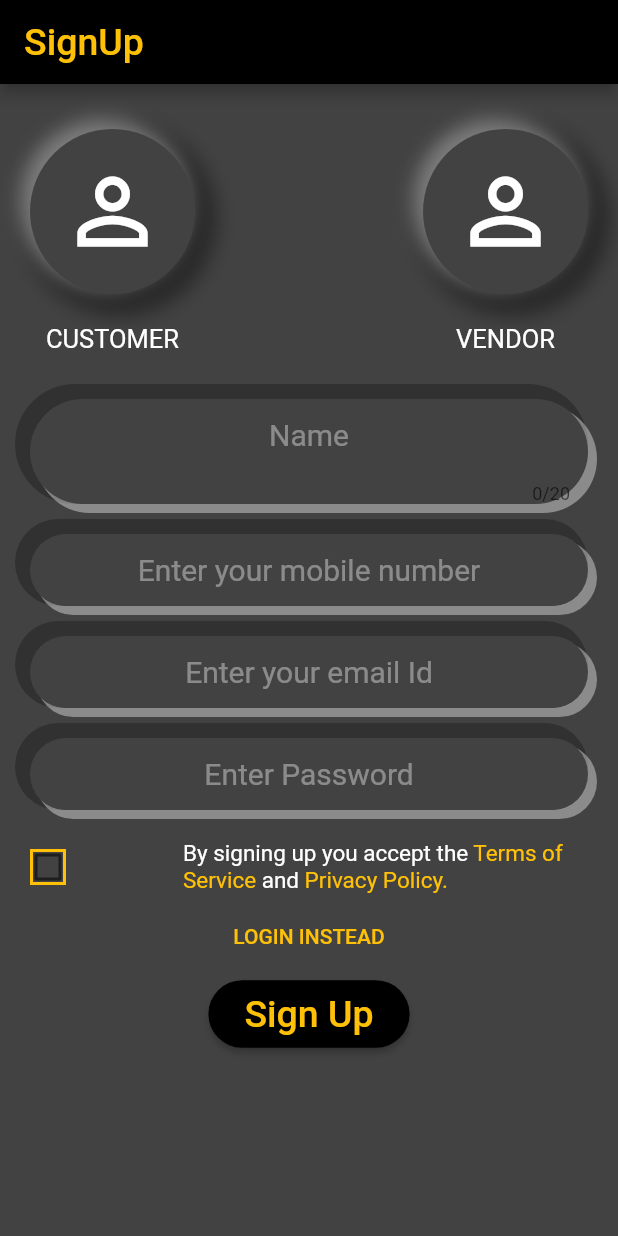
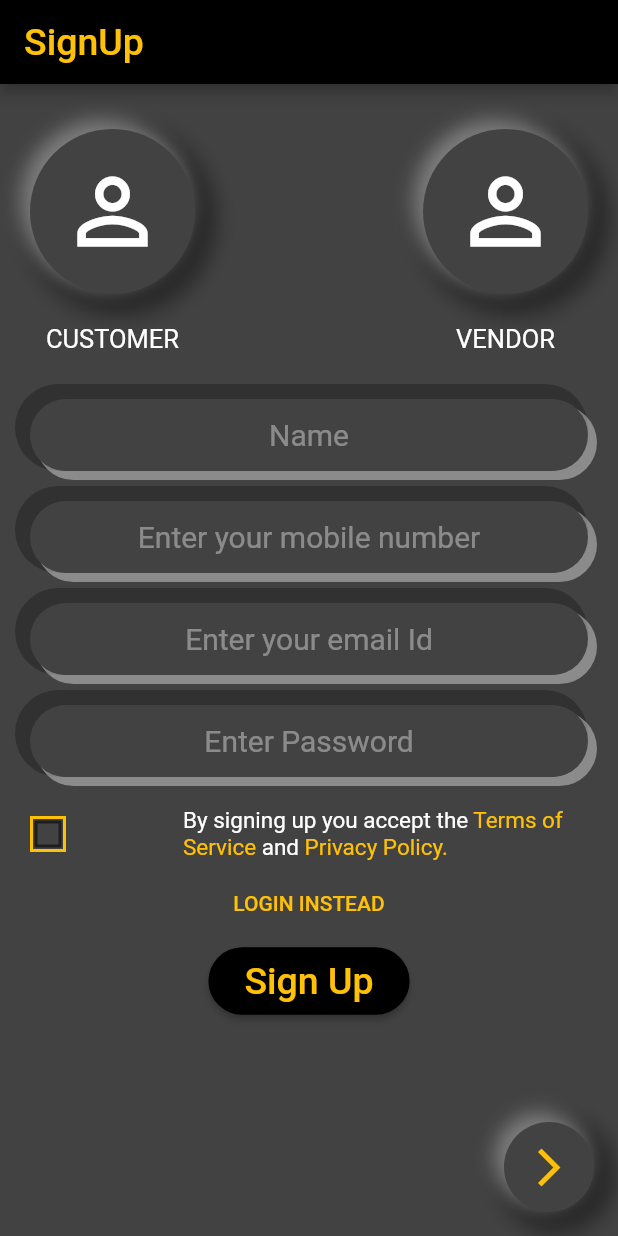
Before and after one commit to divyankkaushik/constructionapp, a Flutter app: the screen it shows after launch, on a phone screen of 412 x 824 dp. Run offline on Flutter 3.47's test engine with Material 2 defaults, Android fonts, the phone set to English and light mode, and no system bars; our stand-ins replace image_picker, shared_preferences.

```diff
--- a/lib/main.dart
+++ b/lib/main.dart
@@ -44,6 +44,7 @@ class MyApp extends StatelessWidget {
                   builder: (context, authResultSnapshot) => authResultSnapshot.connectionState == ConnectionState.waiting ? SplashScreen() : AuthenticateScreen(),
                 ),
           routes: {
+            HomeScreen.routename: (context)=> HomeScreen(),
             VendorDashboardScreen.routename: (context) => VendorDashboardScreen(),
             CustomerDashboardScreen.routename: (context) => CustomerDashboardScreen(),
             ProfileScreen.routename: (context) => ProfileScreen(),
--- a/lib/screens/authenticate_screen.dart
+++ b/lib/screens/authenticate_screen.dart
@@ -1,4 +1,5 @@
 import 'package:constructionapp/models/http_exception.dart';
+import 'package:constructionapp/screens/home_screen.dart';
 import 'package:flutter/gestures.dart';
 import 'package:flutter/material.dart';
 import 'package:provider/provider.dart';
@@ -25,7 +26,8 @@ class _AuthenticateScreenState extends State<AuthenticateScreen> {
   var _isLoading = false;
   EdgeInsets padding = const EdgeInsets.symmetric(horizontal: 20.0);
   TextEditingController nameController = TextEditingController();
-  TextStyle defaultStyle = TextStyle(color: AppUiColors.iconColor, fontSize: 15.0);
+  TextStyle defaultStyle =
+      TextStyle(color: AppUiColors.iconColor, fontSize: 15.0);
   TextStyle linkStyle = TextStyle(color: AppUiColors.selectedIconColor);
   Map<String, String> _authData = {
     'email': '',
@@ -104,7 +106,8 @@ class _AuthenticateScreenState extends State<AuthenticateScreen> {
       }
       _showErrorDialog(errorMessage);
     } catch (error) {
-      const errorMessage = "Could not able to authenticate. Please try again later";
+      const errorMessage =
+          "Could not able to authenticate. Please try again later";
       _showErrorDialog(errorMessage);
     }
     setState(() {
@@ -157,7 +160,9 @@ class _AuthenticateScreenState extends State<AuthenticateScreen> {
                               },
                               icon: Icon(
                                 Icons.person_outline,
-                                color: onCustomerButtonPressed ? AppUiColors.selectedIconColor : AppUiColors.iconColor,
+                                color: onCustomerButtonPressed
+                                    ? AppUiColors.selectedIconColor
+                                    : AppUiColors.iconColor,
                                 size: 70.0,
                               ),
                             ),
@@ -169,7 +174,9 @@ class _AuthenticateScreenState extends State<AuthenticateScreen> {
                             "CUSTOMER",
                             style: TextStyle(
                               fontSize: 17.0,
-                              color: onCustomerButtonPressed ? AppUiColors.selectedIconColor : AppUiColors.iconColor,
+                              color: onCustomerButtonPressed
+                                  ? AppUiColors.selectedIconColor
+                                  : AppUiColors.iconColor,
                             ),
                           ),
                         ],
@@ -197,7 +204,9 @@ class _AuthenticateScreenState extends State<AuthenticateScreen> {
                               },
                               icon: Icon(
                                 Icons.person_outline,
-                                color: onVendorButtonPressed ? AppUiColors.selectedIconColor : AppUiColors.iconColor,
+                                color: onVendorButtonPressed
+                                    ? AppUiColors.selectedIconColor
+                                    : AppUiColors.iconColor,
                                 size: 70.0,
                               ),
                             ),
@@ -209,7 +218,9 @@ class _AuthenticateScreenState extends State<AuthenticateScreen> {
                             "VENDOR",
                             style: TextStyle(
                               fontSize: 17.0,
-                              color: onVendorButtonPressed ? AppUiColors.selectedIconColor : AppUiColors.iconColor,
+                              color: onVendorButtonPressed
+                                  ? AppUiColors.selectedIconColor
+                                  : AppUiColors.iconColor,
                             ),
                           ),
                         ],
@@ -220,7 +231,10 @@ class _AuthenticateScreenState extends State<AuthenticateScreen> {
               if (_authMode == AuthMode.Signup)
                 Padding(
                   padding: padding,
-                  child: InputTextField(controller: nameController, hintText: "Name",maxLength: 20,),
+                  child: InputTextField(
+                    controller: nameController,
+                    hintText: "Name",
+                  ),
                 ),
               SizedBox(
                 height: 20.0,
@@ -280,7 +294,8 @@ class _AuthenticateScreenState extends State<AuthenticateScreen> {
                     children: [
                       Container(
                         decoration: BoxDecoration(
-                          border: Border.all(color: AppUiColors.selectedIconColor, width: 2),
+                          border: Border.all(
+                              color: AppUiColors.selectedIconColor, width: 2),
                         ),
                         width: 24,
                         height: 24,
@@ -323,7 +338,8 @@ class _AuthenticateScreenState extends State<AuthenticateScreen> {
                 height: 10.0,
               ),
               FlatButton(
-                child: Text('${_authMode == AuthMode.Login ? 'SIGNUP' : 'LOGIN'} INSTEAD'),
+                child: Text(
+                    '${_authMode == AuthMode.Login ? 'SIGNUP' : 'LOGIN'} INSTEAD'),
                 onPressed: _switchAuthMode,
                 padding: EdgeInsets.symmetric(horizontal: 30.0, vertical: 4),
                 materialTapTargetSize: MaterialTapTargetSize.shrinkWrap,
@@ -345,7 +361,8 @@ class _AuthenticateScreenState extends State<AuthenticateScreen> {
                     padding: const EdgeInsets.all(8.0),
                     child: Text(
                       _authMode == AuthMode.Login ? 'SignIn' : 'Sign Up',
-                      style: TextStyle(color: AppUiColors.selectedIconColor, fontSize: 25.0),
+                      style: TextStyle(
+                          color: AppUiColors.selectedIconColor, fontSize: 25.0),
                     ),
                   ),
                 ),
@@ -353,6 +370,27 @@ class _AuthenticateScreenState extends State<AuthenticateScreen> {
           ),
         ),
       ),
+      floatingActionButton: CustomWidget(
+        onTap: () {
+          Navigator.of(context).pushNamed(HomeScreen.routename);
+        },
+        radius: 200.0,
+        height: 60.0,
+        width: 60.0,
+        gradient: RadialGradient(
+          colors: [
+            AppUiColors.backgroundColor,
+            AppUiColors.backgroundColor,
+            AppUiColors.backgroundColor,
+            AppUiColors.backgroundColor,
+          ],
+        ),
+        child: Icon(
+          Icons.arrow_forward_ios,
+          color: AppUiColors.selectedIconColor,
+          size: 30.0,
+        ),
+      ),
     );
   }
 }
--- a/lib/screens/create_product_screen.dart
+++ b/lib/screens/create_product_screen.dart
@@ -53,7 +53,7 @@ class _CreateProductScreenState extends State<CreateProductScreen> {
 
   @override
   Widget build(BuildContext context) {
-    return Scaffold(
+    return Scaffold(resizeToAvoidBottomPadding: false,
       appBar: appBarWidget(
         title: "Furniture",
         option: true,
--- a/lib/screens/home_screen.dart
+++ b/lib/screens/home_screen.dart
@@ -8,6 +8,7 @@ import 'package:flutter/material.dart';
 import 'package:provider/provider.dart';
 
 class HomeScreen extends StatefulWidget {
+  static const routename = "/home-screen";
   @override
   _HomeScreenState createState() => _HomeScreenState();
 }
```
